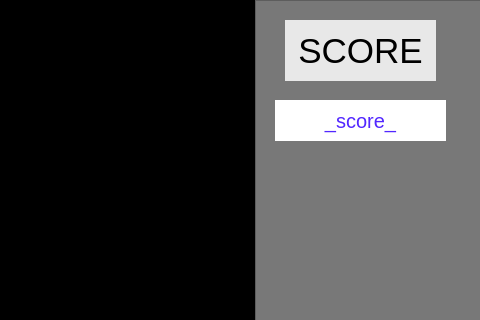
First picture: the form in gamepage.ui, repository aishug18/GeoBreakerGame, before the edit; both pictures show x 555 to 1035 and y 0 to 320 of the 1035 by 771 pixel window.
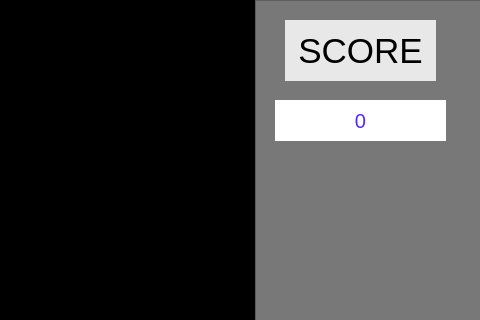
Second picture: the form after the edit. Icons and pictures are not drawn.

```diff
--- a/gamepage.ui
+++ b/gamepage.ui
@@ -121,7 +121,7 @@
 }</string>
     </property>
     <property name="text">
-     <string>_score_</string>
+     <string>0</string>
     </property>
     <property name="alignment">
      <set>Qt::AlignmentFlag::AlignCenter</set>
```
Left out of the diff: 5 changed lines with no effect on the pictures.
